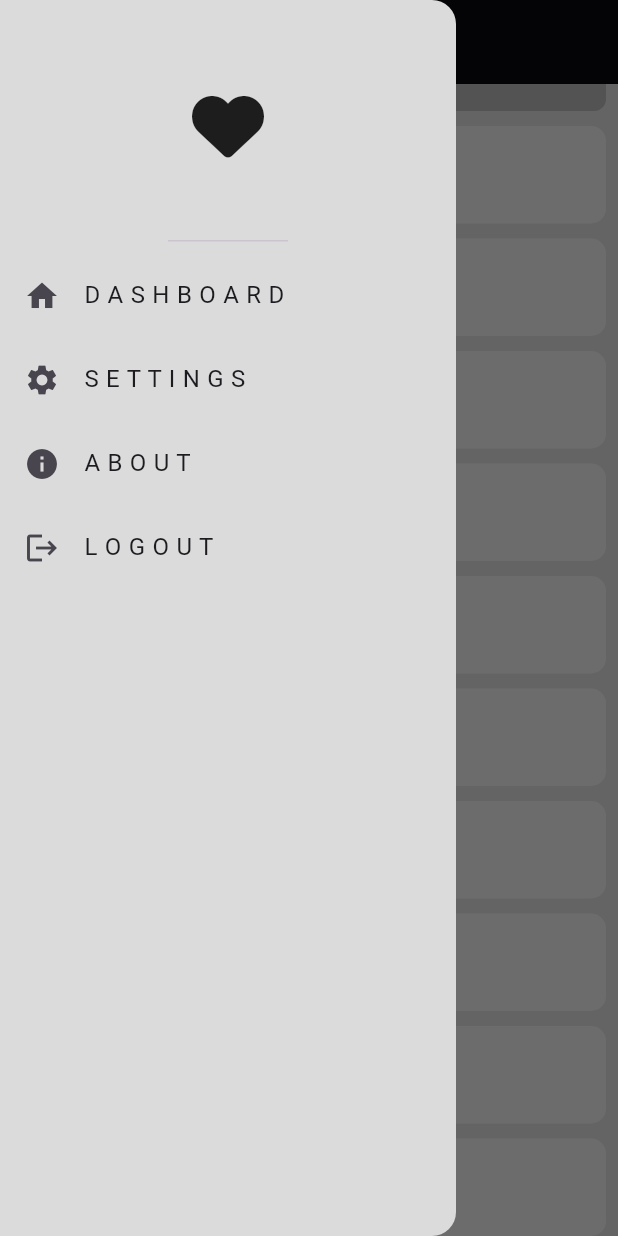
After one commit to Kerolos163/Responsive_UI, a Flutter app: the screen it shows after launch, scrolled down 394 dp, after a tap on the "menu" icon, on a phone screen of 412 x 824 dp. The commit adds this screen. Run offline on Flutter 3.47's test engine with Material 3 defaults, Android fonts, the phone set to English and light mode, and no system bars; our stand-ins replace font_awesome_flutter.

Commit message:
finish drawer

```diff
--- /dev/null
+++ b/lib/views/Models/drawer_item_model.dart
@@ -0,0 +1,8 @@
+import 'package:flutter/material.dart';
+
+class DrawerItemModel {
+  final String title;
+  final Icon icon;
+
+  const DrawerItemModel({required this.title, required this.icon});
+}
--- a/lib/views/home_view.dart
+++ b/lib/views/home_view.dart
@@ -1,21 +1,36 @@
 import 'package:flutter/material.dart';
+import 'package:responsive_ui/views/widget/custom_drawer.dart';
 import 'package:responsive_ui/views/widget/home_view_body.dart';
 
-class HomeView extends StatelessWidget {
+class HomeView extends StatefulWidget {
   const HomeView({super.key});
+
+  @override
+  State<HomeView> createState() => _HomeViewState();
+}
+
+class _HomeViewState extends State<HomeView> {
+  final GlobalKey<ScaffoldState> _scaffoldKey = GlobalKey<ScaffoldState>();
 
   @override
   Widget build(BuildContext context) {
     return Scaffold(
+      key: _scaffoldKey,
       backgroundColor: const Color(0xffDBDBDB),
       appBar: AppBar(
         backgroundColor: Colors.black,
-        leading: const Icon(
-          Icons.menu,
-          color: Colors.white,
+        leading: IconButton(
+          onPressed: () {
+            _scaffoldKey.currentState?.openDrawer();
+          },
+          icon: const Icon(
+            Icons.menu,
+            color: Colors.white,
+          ),
         ),
       ),
       body: const HomeViewBody(),
+      drawer: const CustomDrawe(),
     );
   }
 }
--- /dev/null
+++ b/lib/views/widget/custom_drawer.dart
@@ -0,0 +1,43 @@
+import 'package:flutter/material.dart';
+import 'package:font_awesome_flutter/font_awesome_flutter.dart';
+import 'package:responsive_ui/views/Models/drawer_item_model.dart';
+import 'package:responsive_ui/views/widget/custom_drawer_listview.dart';
+
+class CustomDrawe extends StatelessWidget {
+  const CustomDrawe({super.key});
+  final List<DrawerItemModel> list = const [
+    DrawerItemModel(
+      title: "D A S H B O A R D",
+      icon: Icon(Icons.home),
+    ),
+    DrawerItemModel(
+      title: "S E T T I N G S",
+      icon: Icon(Icons.settings),
+    ),
+    DrawerItemModel(
+      title: "A B O U T",
+      icon: Icon(Icons.info),
+    ),
+    DrawerItemModel(
+      title: "L O G O U T",
+      icon: Icon(Icons.logout),
+    ),
+  ];
+  @override
+  Widget build(BuildContext context) {
+    return Drawer(
+      backgroundColor: const Color(0xffDBDBDB),
+      child: Column(
+        children: [
+          const DrawerHeader(
+            child: Icon(
+              FontAwesomeIcons.solidHeart,
+              size: 48,
+            ),
+          ),
+          CustomDrawerListview(list: list)
+        ],
+      ),
+    );
+  }
+}
--- /dev/null
+++ b/lib/views/widget/custom_drawer_item.dart
@@ -0,0 +1,14 @@
+import 'package:flutter/material.dart';
+import 'package:responsive_ui/views/Models/drawer_item_model.dart';
+
+class CustomDrawerItem extends StatelessWidget {
+  const CustomDrawerItem({super.key, required this.drawerItemModel});
+  final DrawerItemModel drawerItemModel;
+  @override
+  Widget build(BuildContext context) {
+    return ListTile(
+      leading: drawerItemModel.icon,
+      title: Text(drawerItemModel.title),
+    );
+  }
+}
--- /dev/null
+++ b/lib/views/widget/custom_drawer_listview.dart
@@ -0,0 +1,23 @@
+import 'package:flutter/material.dart';
+import 'package:responsive_ui/views/Models/drawer_item_model.dart';
+import 'package:responsive_ui/views/widget/custom_drawer_item.dart';
+
+class CustomDrawerListview extends StatelessWidget {
+  const CustomDrawerListview({
+    super.key,
+    required this.list,
+  });
+
+  final List<DrawerItemModel> list;
+
+  @override
+  Widget build(BuildContext context) {
+    return ListView.builder(
+      shrinkWrap: true,
+      physics: const NeverScrollableScrollPhysics(),
+      itemBuilder: (context, index) =>
+          CustomDrawerItem(drawerItemModel: list[index]),
+      itemCount: list.length,
+    );
+  }
+}
--- a/pubspec.yaml
+++ b/pubspec.yaml
@@ -35,6 +35,7 @@ dependencies:
   # The following adds the Cupertino Icons font to your application.
   # Use with the CupertinoIcons class for iOS style icons.
   cupertino_icons: ^1.0.2
+  font_awesome_flutter: ^10.6.0
 
 dev_dependencies:
   flutter_test:
```
Also changed, not shown: pubspec.lock.
